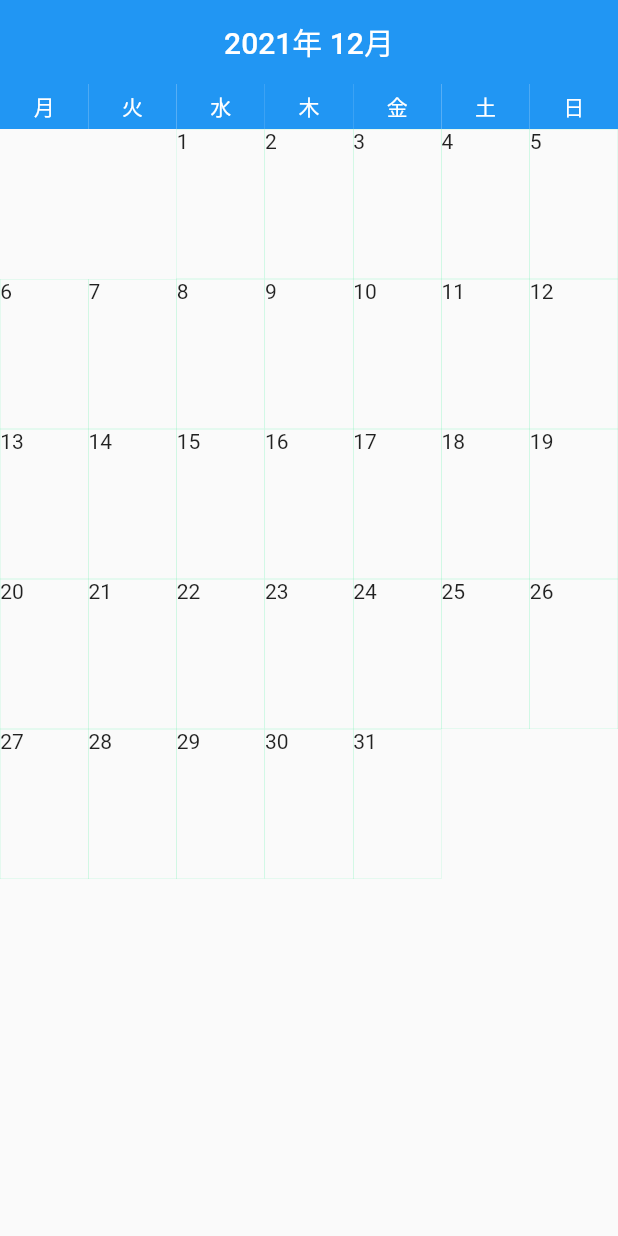
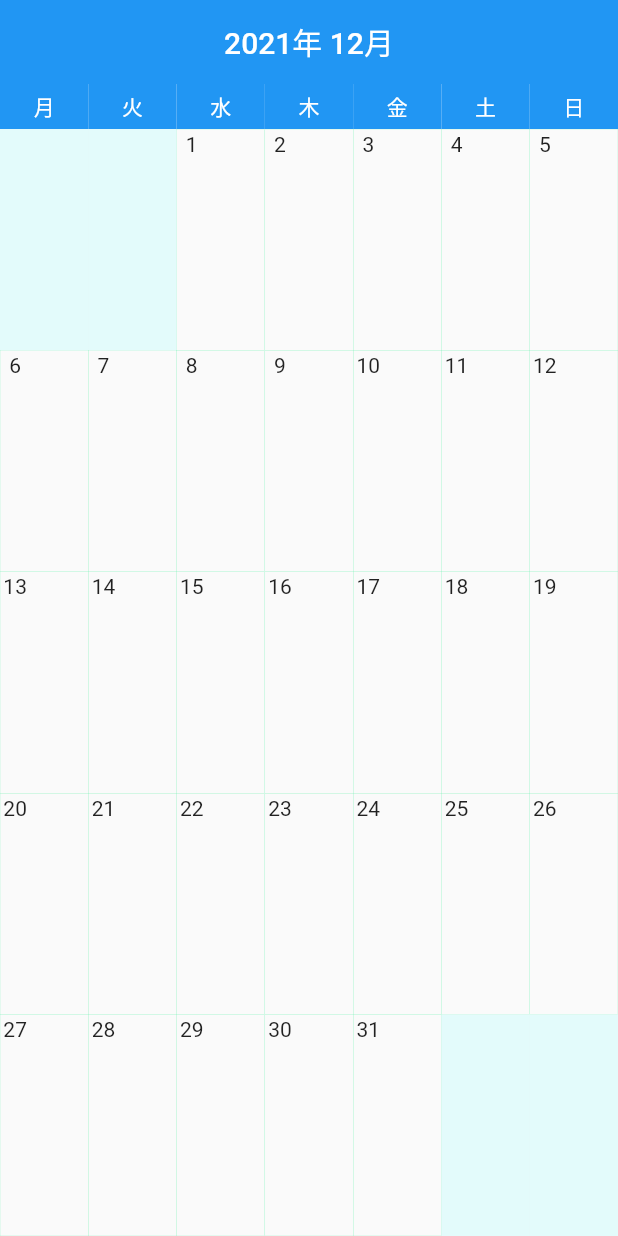
Before and after one commit to tomohiro1024/Calendar, a Flutter app: the screen it shows after launch, on a phone screen of 412 x 824 dp. Run offline on Flutter 3.47's test engine with Material 2 defaults, Android fonts, the phone set to English and light mode, and no system bars.

Commit message:
カレンダーのUIレイアウト調整

```diff
--- a/lib/calendar/calendar.dart
+++ b/lib/calendar/calendar.dart
@@ -49,7 +49,7 @@ class _CalendarState extends State<Calendar> {
                   .toList(),
             ),
           ),
-          buildContainer()
+          Expanded(child: buildContainer()),
         ],
       ),
     );
@@ -71,8 +71,21 @@ class _CalendarState extends State<Calendar> {
       _listCathe.add(
         Expanded(
           child: Container(
-            height: 100,
-            child: Text('${i + 1}'),
+            // height: 100,
+            child: Column(
+              crossAxisAlignment: CrossAxisAlignment.start,
+              children: [
+                Container(
+                  alignment: Alignment.center,
+                  width: 20,
+                  height: 20,
+                  child: Text('${i + 1}'),
+                ),
+                Expanded(
+                  child: Container(),
+                )
+              ],
+            ),
             decoration: BoxDecoration(
                 border: Border.all(width: 0.1, color: Colors.greenAccent)),
           ),
@@ -87,7 +100,9 @@ class _CalendarState extends State<Calendar> {
         if (i == monthLastNumbar - 1) {
           for (int j = 0; j < repeatNumber; j++) {
             _listCathe.add(Expanded(
-              child: Container(),
+              child: Container(
+                color: Colors.cyanAccent.withOpacity(0.1),
+              ),
             ));
           }
         } else if (i < 7) {
@@ -95,14 +110,18 @@ class _CalendarState extends State<Calendar> {
             _listCathe.insert(
                 0,
                 Expanded(
-                  child: Container(),
+                  child: Container(
+                    color: Colors.cyanAccent.withOpacity(0.1),
+                  ),
                 ));
           }
         }
 
         _list.add(
-          Row(
-            children: _listCathe,
+          Expanded(
+            child: Row(
+              children: _listCathe,
+            ),
           ),
         );
         _listCathe = [];
```
